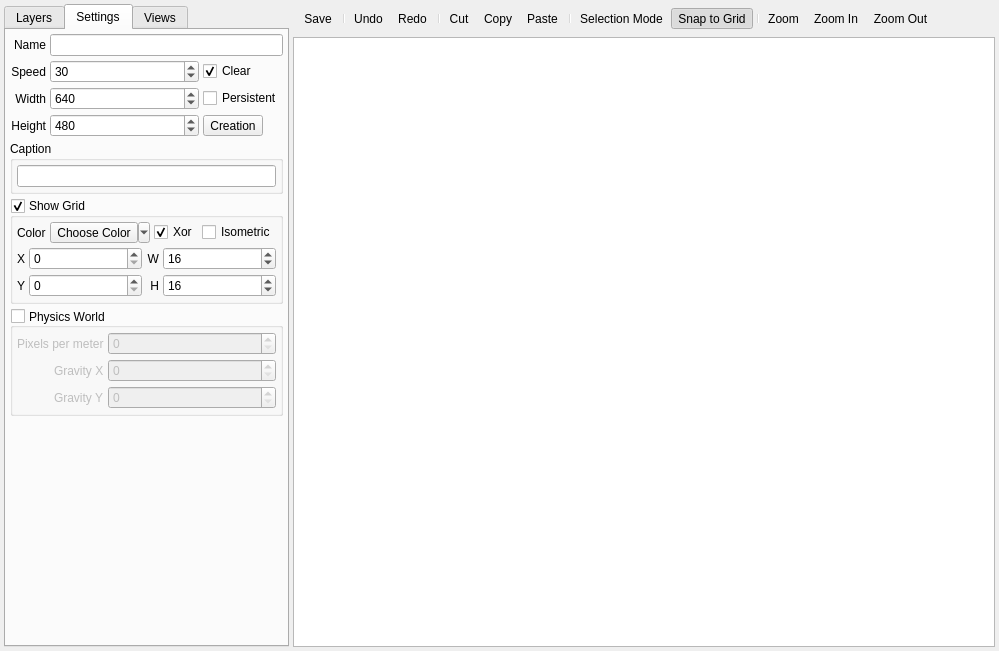
Qt form Editors/RoomEditor.ui (enigma-dev/RadialGM) before a commit.
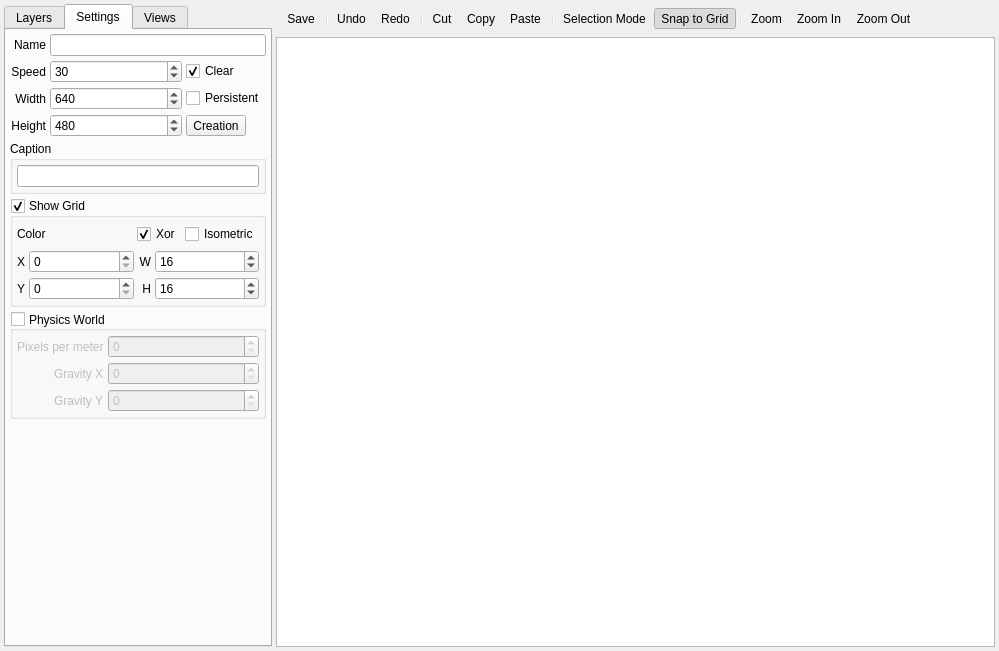
The same form after that commit. The open tabs and pages were chosen to show the change. Icons and pictures are not drawn. Custom widgets are drawn as their Qt base class.

Commit message: add basic color picker button widget thingy

Diff of the .ui file:
```diff
--- a/Editors/RoomEditor.ui
+++ b/Editors/RoomEditor.ui
@@ -465,25 +465,18 @@
                </widget>
               </item>
               <item>
-               <widget class="QToolButton" name="gridColorButton">
-                <property name="toolTip">
-                 <string>Choose Grid Color</string>
+               <widget class="ColorPicker" name="widget" native="true">
+                <property name="sizePolicy">
+                 <sizepolicy hsizetype="Expanding" vsizetype="Expanding">
+                  <horstretch>0</horstretch>
+                  <verstretch>0</verstretch>
+                 </sizepolicy>
                 </property>
-                <property name="text">
-                 <string>Choose Color</string>
-                </property>
-                <property name="icon">
-                 <iconset resource="../images.qrc">
-                  <normaloff>:/actions/colorize.png</normaloff>:/actions/colorize.png</iconset>
-                </property>
-                <property name="popupMode">
-                 <enum>QToolButton::MenuButtonPopup</enum>
-                </property>
-                <property name="toolButtonStyle">
-                 <enum>Qt::ToolButtonIconOnly</enum>
-                </property>
-                <property name="arrowType">
-                 <enum>Qt::NoArrow</enum>
+                <property name="minimumSize">
+                 <size>
+                  <width>24</width>
+                  <height>24</height>
+                 </size>
                 </property>
                </widget>
               </item>
@@ -1393,6 +1386,14 @@
    </property>
   </action>
  </widget>
+ <customwidgets>
+  <customwidget>
+   <class>ColorPicker</class>
+   <extends>QWidget</extends>
+   <header>Widgets/ColorPicker.h</header>
+   <container>1</container>
+  </customwidget>
+ </customwidgets>
  <resources>
   <include location="../images.qrc"/>
  </resources>
```
Left out of the diff: 2 changed lines with no effect on the pictures. The commit also changes 4 other files.
